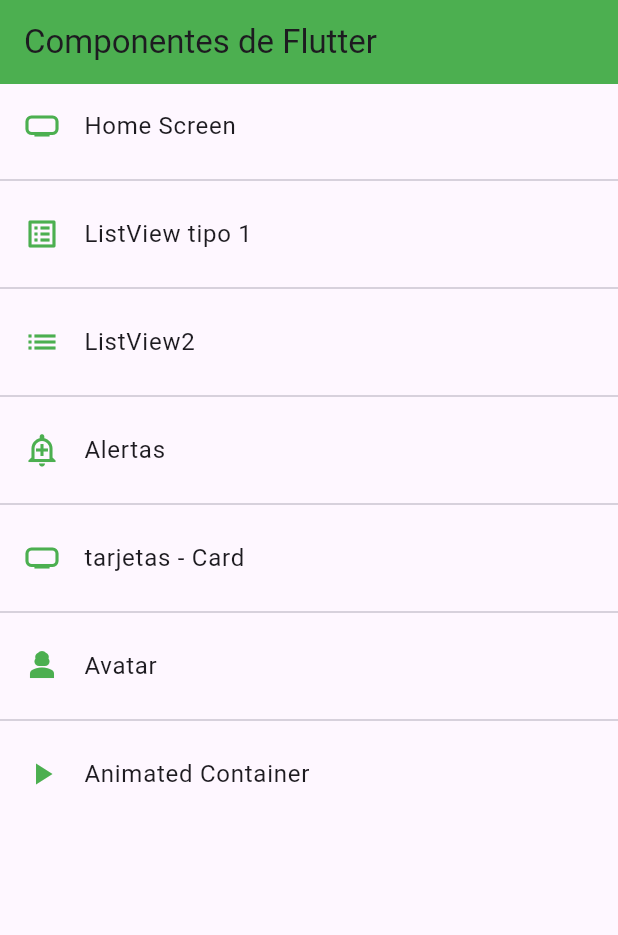
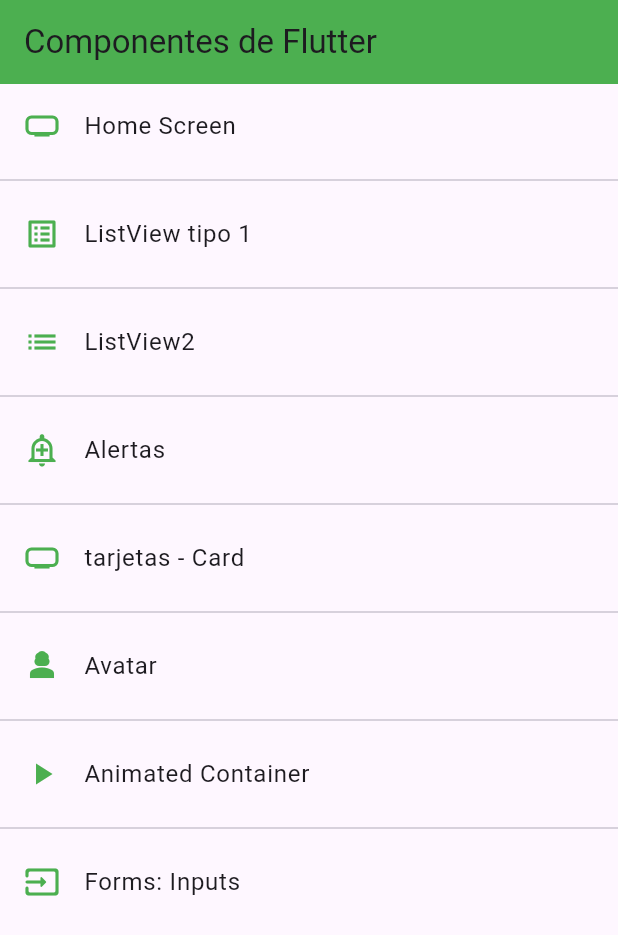
Before and after one commit to Guillermojs9/fl_components, a Flutter app: the screen it shows after launch, on a phone screen of 412 x 824 dp. Shown: the top 935 px of the screen. Run offline on Flutter 3.47's test engine with Material 3 defaults, Android fonts, the phone set to English and light mode, and no system bars.

Commit message:
Sesión 5. Widget Form

```diff
--- a/lib/router/app_routes.dart
+++ b/lib/router/app_routes.dart
@@ -42,6 +42,11 @@ class AppRoutes {
         icon: Icons.play_arrow,
         name: "Animated Container",
         screen: const AnimatedScreen()),
+        MenuOption(
+        route: "inputs",
+        icon: Icons.input_rounded,
+        name: "Forms: Inputs",
+        screen: const InputsScreen()),
   ];
 
   static Map<String, Widget Function(BuildContext)> getAppRoutes() {
--- a/lib/screens/screens.dart
+++ b/lib/screens/screens.dart
@@ -4,3 +4,4 @@ export 'package:fl_components/screens/home_screen.dart';
 export 'package:fl_components/screens/listview1_screen.dart';
 export 'package:fl_components/screens/listview2_screen.dart';
 export 'package:fl_components/screens/avatar_screen.dart';
+export 'package:fl_components/screens/inputs_screen.dart';
--- a/lib/theme/app_theme.dart
+++ b/lib/theme/app_theme.dart
@@ -29,5 +29,21 @@ class AppTheme {
           style: ElevatedButton.styleFrom(
               backgroundColor: primary,
               shape: const StadiumBorder(),
-              elevation: 5)));
+              elevation: 5)),
+      //InputDecoration
+      inputDecorationTheme: const InputDecorationTheme(
+          floatingLabelStyle: TextStyle(color: primary),
+          enabledBorder: OutlineInputBorder(
+              borderSide: BorderSide(color: primary),
+              borderRadius: BorderRadius.only(
+                  bottomLeft: Radius.circular(10),
+                  topRight: Radius.circular(10))),
+          focusedBorder: OutlineInputBorder(
+              borderSide: BorderSide(color: primary),
+              borderRadius: BorderRadius.only(
+                  bottomLeft: Radius.circular(10),
+                  topRight: Radius.circular(10))),
+          border: OutlineInputBorder(
+            borderSide: BorderSide(color: primary),
+          )));
 }
--- a/lib/widgets/widgets.dart
+++ b/lib/widgets/widgets.dart
@@ -1,2 +1,3 @@
 export 'package:fl_components/widgets/custom_card_tipo1.dart';
 export 'package:fl_components/widgets/custom_card_tipo2.dart';
+export 'package:fl_components/widgets/custom_text_form_field.dart';
```
Also changed, not shown: lib/screens/inputs_screen.dart (added, +80 -0 lines), lib/widgets/custom_text_form_field.dart (added, +48 -0 lines).
